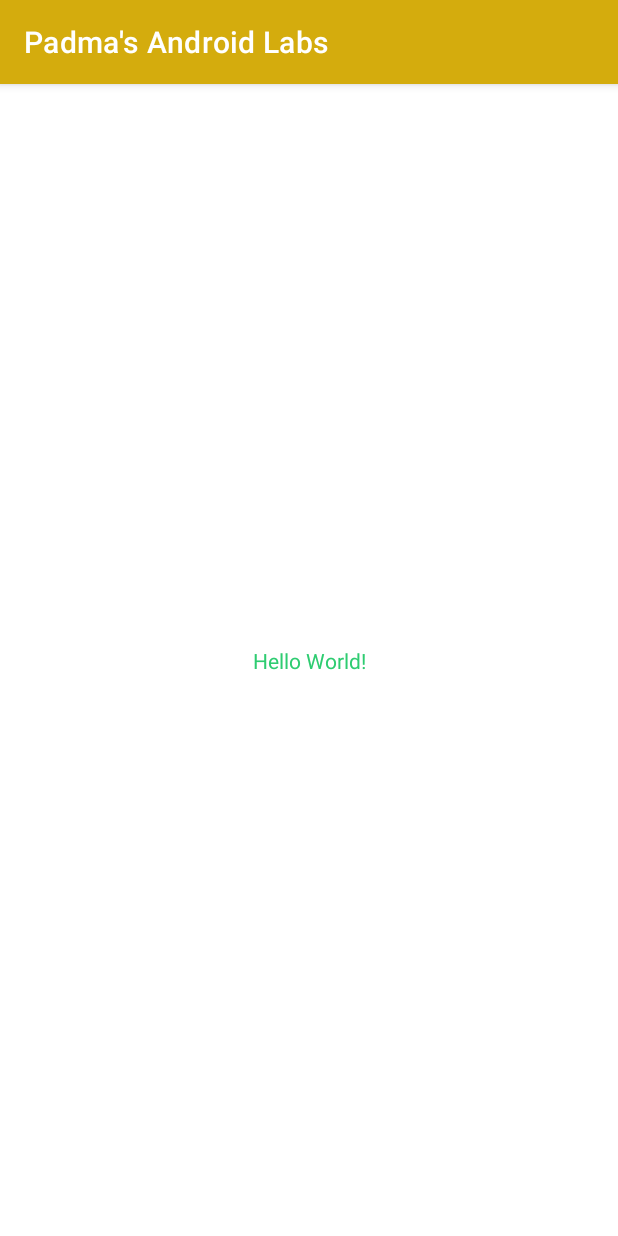
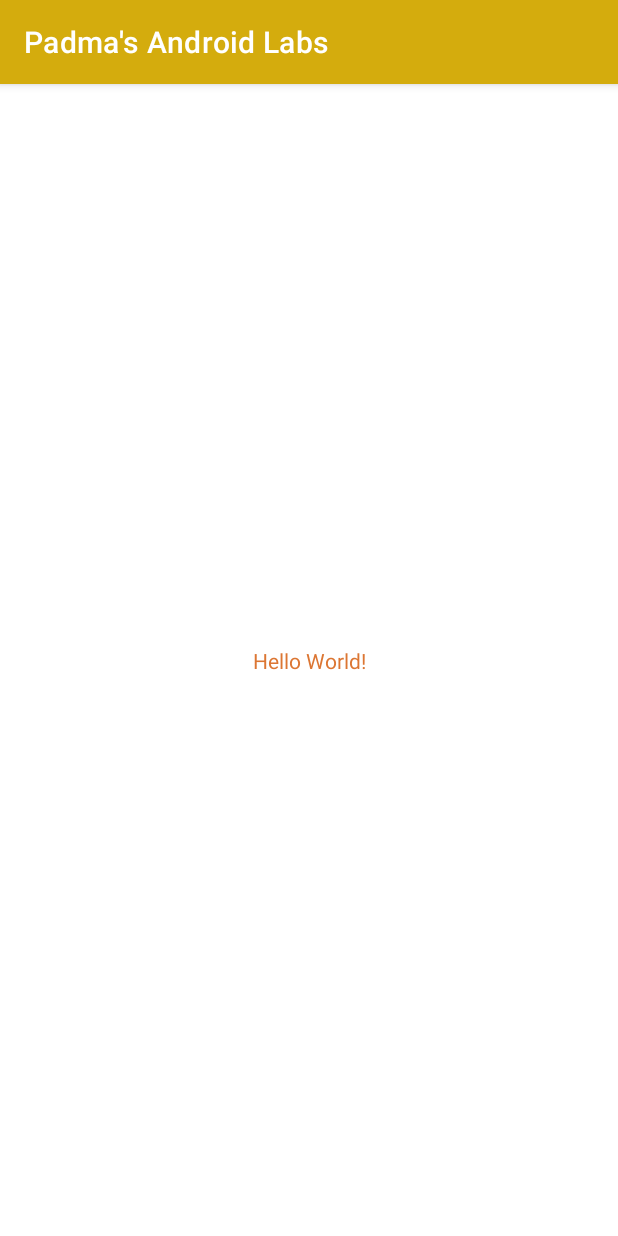
Before and after one commit to padma2code/PadmasAndroidLabs, an Android app: the screen it shows after launch (MainActivity), on a phone screen of 412 x 824 dp. Run offline under Robolectric (Android 15) with nearby library versions, the phone set to English and light mode, and no system bars.

Commit message:
Updated Text Color

```diff
--- a/app/src/main/res/values/colors.xml
+++ b/app/src/main/res/values/colors.xml
@@ -3,7 +3,7 @@
     <color name="my_primary">#D4AC0D</color>
     <color name="my_secondary">#E6B0AA</color>
     <color name="my_statusbar">#DC7633</color>
-    <color name="my_text">#2ECC71</color>
+    <color name="my_text">#DC7633</color>
     <color name="black">#FF000000</color>
     <color name="white">#FFFFFFFF</color>
 </resources>
```
